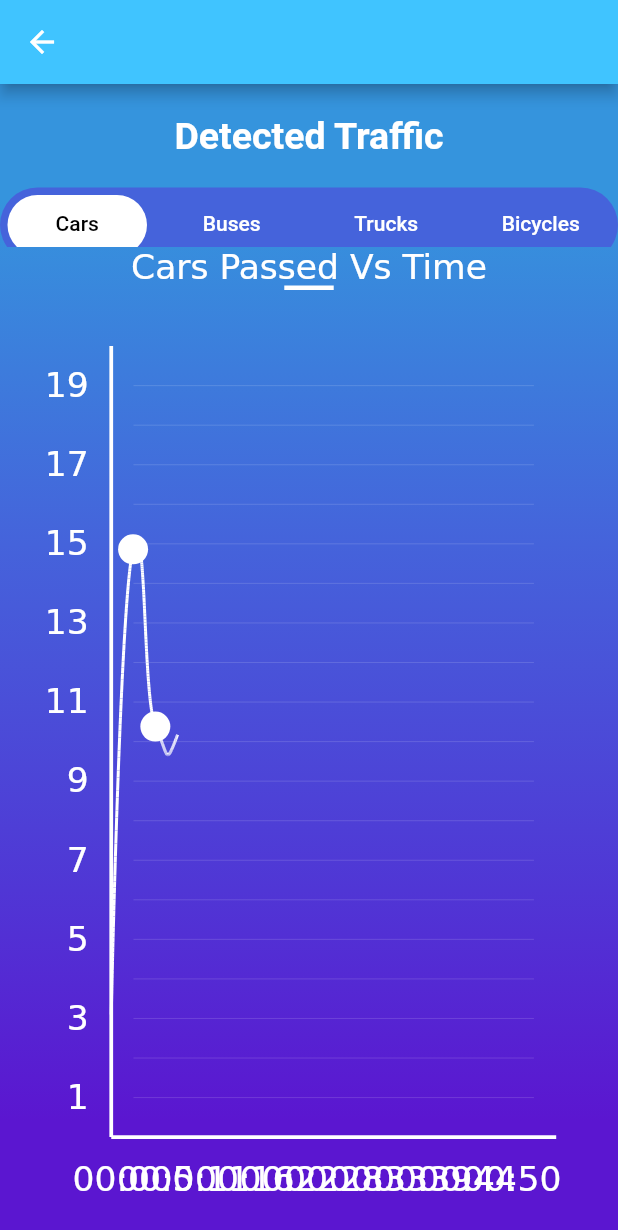
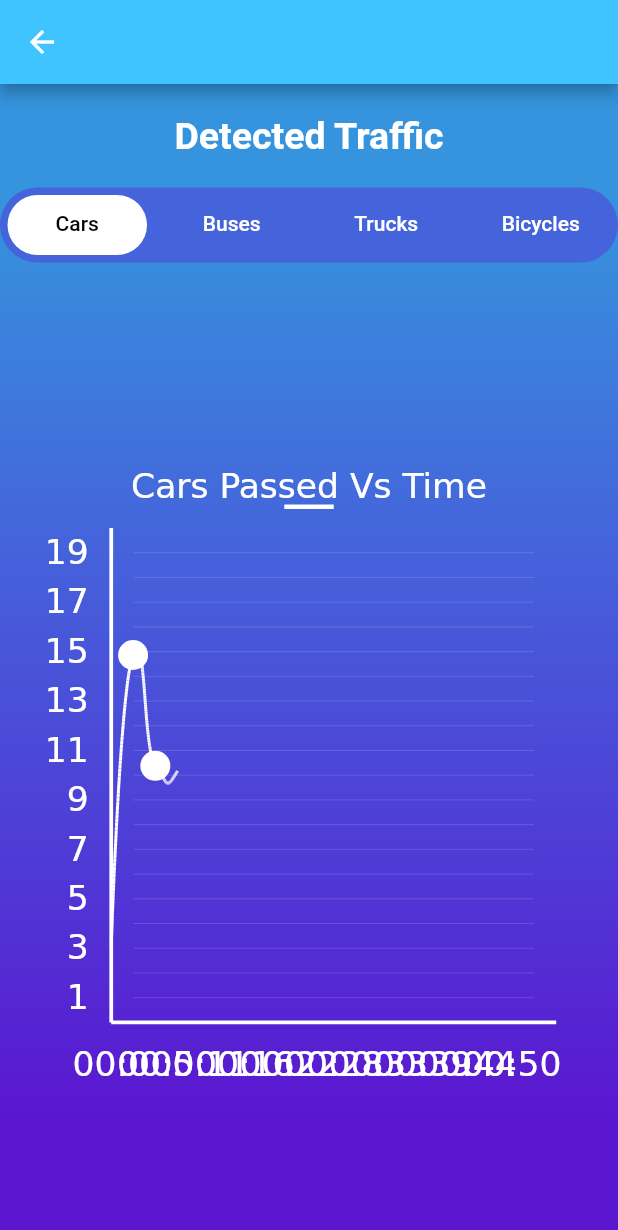
Before and after one commit to lolanator/traffic_counting_flutter, a Flutter app: the screen it shows after launch, after a tap on the "bar chart" icon, on a phone screen of 412 x 824 dp. Shown: the top 1230 px of the screen. Run offline on Flutter 3.47's test engine with Material 2 defaults, Android fonts, the phone set to English and light mode, and no system bars; our stand-ins replace bubble_tab_indicator, camera, image_picker.

Commit message:
Fixed sizing issues with the grap

```diff
--- a/lib/dashboard.dart
+++ b/lib/dashboard.dart
@@ -88,7 +88,8 @@ class _DashBoardState extends State<DashBoard>
           ),
           child: Column(
             children: <Widget>[
-              Flexible(
+              Expanded(
+                  flex: 1,
                   child: CustomScrollView(
                     anchor: 0.0,
                     shrinkWrap: false,
@@ -99,16 +100,19 @@ class _DashBoardState extends State<DashBoard>
                       // _buildStatsTabBar(),
                     ],
                   )),
-              Container(
+              Expanded(
+                flex: 4,
+                child: Container(
                   alignment: Alignment.center,
                   height: vh(.8),
                   width: vw(.8),
                   child: CustomPaint(
                     painter: GraphPainter(points, strokes, _t, _bezierpoints,
                         _titles[_titleIndex], _chartTimes),
-                  size: Size(vw(.9), vh(.8)),
+                    size: Size(vw(.9), vh(.5)),
                   ),
                 ),
+              )
             ],
           )),
     );
--- a/lib/traffic_home_screen.dart
+++ b/lib/traffic_home_screen.dart
@@ -42,6 +42,15 @@ class _TrafficHomeScreenState extends State<TrafficHomeScreen> {
                   Color(0xFF5B16D0),
                 ],
               ),
+            ),
+          ),
+          Container(
+            height: MediaQuery.of(context).size.width * .2,
+            alignment: Alignment.center,
+            child: Text(
+              "Application Name",
+              textAlign: TextAlign.center,
+              style: TextStyle(color: Colors.white, fontSize: 30),
             ),
           ),
           Center(
```
Lines whose indentation alone changed are shown as unchanged.
